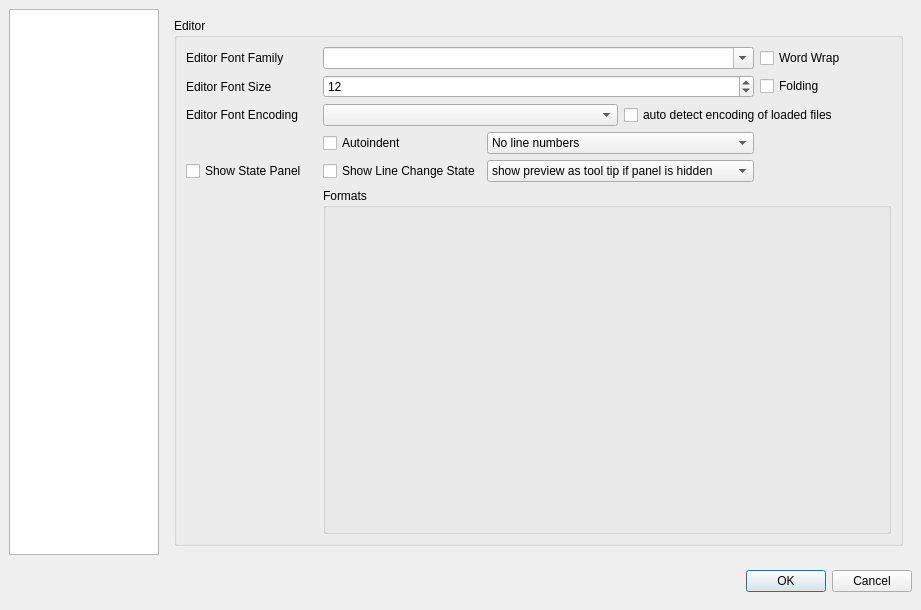
Qt form configdialog.ui (svn2github/texstudio-trunk) before a commit.
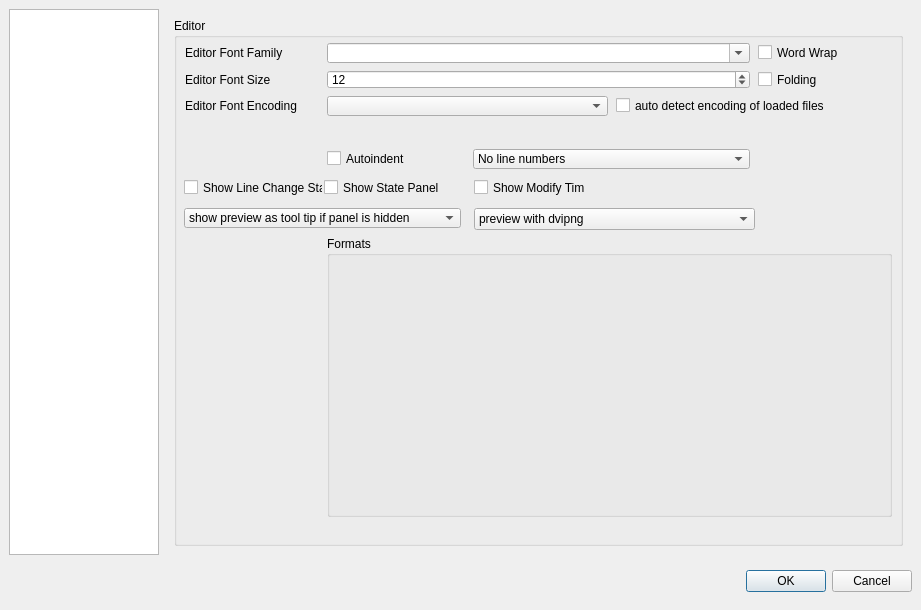
The same form after that commit. The open tabs and pages were chosen to show the change. Icons and pictures are not drawn.

Commit message: added dvips/ghostscript based preview (TODO: bounding box)

Patch:
```diff
--- a/configdialog.ui
+++ b/configdialog.ui
@@ -17,10 +17,22 @@
    <property name="margin">
     <number>9</number>
    </property>
-   <property name="spacing">
+   <property name="topMargin" >
+    <number>9</number>
+   </property>
+   <property name="rightMargin" >
+    <number>9</number>
+   </property>
+   <property name="bottomMargin" >
+    <number>9</number>
+   </property>
+   <property name="horizontalSpacing" >
     <number>6</number>
    </property>
-   <item row="2" column="0">
+   <property name="verticalSpacing" >
+    <number>6</number>
+   </property>
+   <item row="2" column="0" >
     <spacer>
      <property name="orientation">
       <enum>Qt::Vertical</enum>
@@ -246,13 +258,6 @@
             </property>
            </widget>
           </item>
-          <item row="3" column="1">
-           <widget class="QCheckBox" name="checkBoxDisplayModifyTime">
-            <property name="text">
-             <string>Display Modify Time</string>
-            </property>
-           </widget>
-          </item>
          </layout>
         </widget>
        </item>
@@ -712,18 +717,30 @@
        </item>
       </layout>
      </widget>
-     <widget class="QWidget" name="pe">
-      <layout class="QGridLayout">
-       <property name="margin">
+     <widget class="QWidget" name="pe" >
+      <layout class="QGridLayout" >
+       <property name="leftMargin" >
         <number>9</number>
        </property>
-       <property name="spacing">
+       <property name="topMargin" >
+        <number>9</number>
+       </property>
+       <property name="rightMargin" >
+        <number>9</number>
+       </property>
+       <property name="bottomMargin" >
+        <number>9</number>
+       </property>
+       <property name="horizontalSpacing" >
         <number>6</number>
        </property>
-       <item row="1" column="0">
-        <widget class="QGroupBox" name="groupBox_3">
-         <property name="sizePolicy">
-          <sizepolicy hsizetype="Expanding" vsizetype="Expanding">
+       <property name="verticalSpacing" >
+        <number>6</number>
+       </property>
+       <item row="1" column="0" >
+        <widget class="QGroupBox" name="groupBox_3" >
+         <property name="sizePolicy" >
+          <sizepolicy vsizetype="Expanding" hsizetype="Expanding" >
            <horstretch>0</horstretch>
            <verstretch>0</verstretch>
           </sizepolicy>
@@ -731,159 +748,286 @@
          <property name="title">
           <string>Editor</string>
          </property>
-         <layout class="QGridLayout">
-          <item row="0" column="0">
-           <widget class="QLabel" name="labelFamily">
-            <property name="text">
-             <string>Editor Font Family</string>
-            </property>
-           </widget>
+         <widget class="QLabel" name="labelFamily" >
+          <property name="geometry" >
+           <rect>
+            <x>11</x>
+            <y>25</y>
+            <width>134</width>
+            <height>20</height>
+           </rect>
+          </property>
+          <property name="text" >
+           <string>Editor Font Family</string>
+          </property>
+         </widget>
+         <widget class="QComboBox" name="comboBoxFont" >
+          <property name="geometry" >
+           <rect>
+            <x>153</x>
+            <y>25</y>
+            <width>423</width>
+            <height>20</height>
+           </rect>
+          </property>
+          <property name="editable" >
+           <bool>true</bool>
+          </property>
+         </widget>
+         <widget class="QLabel" name="labelSize" >
+          <property name="geometry" >
+           <rect>
+            <x>11</x>
+            <y>52</y>
+            <width>134</width>
+            <height>19</height>
+           </rect>
+          </property>
+          <property name="text" >
+           <string>Editor Font Size</string>
+          </property>
+         </widget>
+         <widget class="QSpinBox" name="spinBoxSize" >
+          <property name="geometry" >
+           <rect>
+            <x>153</x>
+            <y>52</y>
+            <width>423</width>
+            <height>19</height>
+           </rect>
+          </property>
+          <property name="minimum" >
+           <number>1</number>
+          </property>
+          <property name="value" >
+           <number>12</number>
+          </property>
+         </widget>
+         <widget class="QLabel" name="labelEncoding" >
+          <property name="geometry" >
+           <rect>
+            <x>11</x>
+            <y>78</y>
+            <width>134</width>
+            <height>20</height>
+           </rect>
+          </property>
+          <property name="text" >
+           <string>Editor Font Encoding</string>
+          </property>
+         </widget>
+         <widget class="QComboBox" name="comboBoxEncoding" >
+          <property name="geometry" >
+           <rect>
+            <x>153</x>
+            <y>78</y>
+            <width>281</width>
+            <height>20</height>
+           </rect>
+          </property>
+         </widget>
+         <widget class="QCheckBox" name="checkBoxState" >
+          <property name="geometry" >
+           <rect>
+            <x>150</x>
+            <y>160</y>
+            <width>134</width>
+            <height>19</height>
+           </rect>
+          </property>
+          <property name="text" >
+           <string>Show State Panel</string>
+          </property>
+         </widget>
+         <widget class="QCheckBox" name="checkBoxLineState" >
+          <property name="geometry" >
+           <rect>
+            <x>10</x>
+            <y>160</y>
+            <width>139</width>
+            <height>19</height>
+           </rect>
+          </property>
+          <property name="text" >
+           <string>Show Line Change State</string>
+          </property>
+         </widget>
+         <widget class="QGroupBox" name="formatConfigBox" >
+          <property name="geometry" >
+           <rect>
+            <x>153</x>
+            <y>218</y>
+            <width>565</width>
+            <height>281</height>
+           </rect>
+          </property>
+          <property name="sizePolicy" >
+           <sizepolicy vsizetype="MinimumExpanding" hsizetype="Preferred" >
+            <horstretch>0</horstretch>
+            <verstretch>0</verstretch>
+           </sizepolicy>
+          </property>
+          <property name="minimumSize" >
+           <size>
+            <width>0</width>
+            <height>0</height>
+           </size>
+          </property>
+          <property name="baseSize" >
+           <size>
+            <width>0</width>
+            <height>0</height>
+           </size>
+          </property>
+          <property name="title" >
+           <string>Formats</string>
+          </property>
+         </widget>
+         <widget class="QCheckBox" name="checkBoxAutoDetectOnLoad" >
+          <property name="geometry" >
+           <rect>
+            <x>442</x>
+            <y>78</y>
+            <width>276</width>
+            <height>19</height>
+           </rect>
+          </property>
+          <property name="text" >
+           <string>auto detect encoding of loaded files</string>
+          </property>
+         </widget>
+         <widget class="QCheckBox" name="checkBoxAutoIndent" >
+          <property name="geometry" >
+           <rect>
+            <x>153</x>
+            <y>131</y>
+            <width>139</width>
+            <height>19</height>
+           </rect>
+          </property>
+          <property name="text" >
+           <string>Autoindent</string>
+          </property>
+         </widget>
+         <widget class="QCheckBox" name="checkBoxWordwrap" >
+          <property name="geometry" >
+           <rect>
+            <x>584</x>
+            <y>25</y>
+            <width>134</width>
+            <height>19</height>
+           </rect>
+          </property>
+          <property name="text" >
+           <string>Word Wrap</string>
+          </property>
+         </widget>
+         <widget class="QCheckBox" name="checkBoxFolding" >
+          <property name="geometry" >
+           <rect>
+            <x>584</x>
+            <y>52</y>
+            <width>134</width>
+            <height>19</height>
+           </rect>
+          </property>
+          <property name="text" >
+           <string>Folding</string>
+          </property>
+         </widget>
+         <widget class="QComboBox" name="comboBoxPreviewMode" >
+          <property name="geometry" >
+           <rect>
+            <x>10</x>
+            <y>190</y>
+            <width>277</width>
+            <height>20</height>
+           </rect>
+          </property>
+          <item>
+           <property name="text" >
+            <string>show preview as tool tip if panel is hidden</string>
+           </property>
           </item>
-          <item row="0" column="1" colspan="3">
-           <widget class="QComboBox" name="comboBoxFont">
-            <property name="editable">
-             <bool>true</bool>
-            </property>
-           </widget>
+          <item>
+           <property name="text" >
+            <string>always show preview in preview panel</string>
+           </property>
           </item>
-          <item row="1" column="0">
-           <widget class="QLabel" name="labelSize">
-            <property name="text">
-             <string>Editor Font Size</string>
-            </property>
-           </widget>
+          <item>
+           <property name="text" >
+            <string>always show preview as tool tip</string>
+           </property>
           </item>
-          <item row="1" column="1" colspan="3">
-           <widget class="QSpinBox" name="spinBoxSize">
-            <property name="minimum">
-             <number>1</number>
-            </property>
-            <property name="value">
-             <number>12</number>
-            </property>
-           </widget>
+          <item>
+           <property name="text" >
+            <string>always show both</string>
+           </property>
           </item>
-          <item row="2" column="0">
-           <widget class="QLabel" name="labelEncoding">
-            <property name="text">
-             <string>Editor Font Encoding</string>
-            </property>
-           </widget>
+         </widget>
+         <widget class="QComboBox" name="comboboxLineNumbers" >
+          <property name="geometry" >
+           <rect>
+            <x>299</x>
+            <y>131</y>
+            <width>277</width>
+            <height>20</height>
+           </rect>
+          </property>
+          <item>
+           <property name="text" >
+            <string>No line numbers</string>
+           </property>
           </item>
-          <item row="2" column="1" colspan="2">
-           <widget class="QComboBox" name="comboBoxEncoding"/>
+          <item>
+           <property name="text" >
+            <string>Show line numbers</string>
+           </property>
           </item>
-          <item row="5" column="0">
-           <widget class="QCheckBox" name="checkBoxState">
-            <property name="text">
-             <string>Show State Panel</string>
-            </property>
-           </widget>
+          <item>
+           <property name="text" >
+            <string>Show important line numbers</string>
+           </property>
           </item>
-          <item row="5" column="1">
-           <widget class="QCheckBox" name="checkBoxLineState">
-            <property name="text">
-             <string>Show Line Change State</string>
-            </property>
-           </widget>
+         </widget>
+         <widget class="QCheckBox" name="checkBoxDisplayModifyTime" >
+          <property name="geometry" >
+           <rect>
+            <x>300</x>
+            <y>160</y>
+            <width>111</width>
+            <height>19</height>
+           </rect>
+          </property>
+          <property name="text" >
+           <string>Show Modify Time</string>
+          </property>
+         </widget>
+         <widget class="QComboBox" name="comboBoxDvi2PngMode" >
+          <property name="geometry" >
+           <rect>
+            <x>300</x>
+            <y>190</y>
+            <width>281</width>
+            <height>22</height>
+           </rect>
+          </property>
+          <item>
+           <property name="text" >
+            <string>preview with dvipng</string>
+           </property>
           </item>
-          <item row="7" column="1" colspan="4">
-           <widget class="QGroupBox" name="formatConfigBox">
-            <property name="sizePolicy">
-             <sizepolicy hsizetype="Preferred" vsizetype="MinimumExpanding">
-              <horstretch>0</horstretch>
-              <verstretch>0</verstretch>
-             </sizepolicy>
-            </property>
-            <property name="minimumSize">
-             <size>
-              <width>0</width>
-              <height>0</height>
-             </size>
-            </property>
-            <property name="baseSize">
-             <size>
-              <width>0</width>
-              <height>0</height>
-             </size>
-            </property>
-            <property name="title">
-             <string>Formats</string>
-            </property>
-           </widget>
+          <item>
+           <property name="text" >
+            <string>preview with dvipng --follow (parallel)</string>
+           </property>
           </item>
-          <item row="2" column="3" colspan="2">
-           <widget class="QCheckBox" name="checkBoxAutoDetectOnLoad">
-            <property name="text">
-             <string>auto detect encoding of loaded files</string>
-            </property>
-           </widget>
+          <item>
+           <property name="text" >
+            <string>preview with dvips/ghostscript</string>
+           </property>
           </item>
-          <item row="4" column="1">
-           <widget class="QCheckBox" name="checkBoxAutoIndent">
-            <property name="text">
-             <string>Autoindent</string>
-            </property>
-           </widget>
-          </item>
-          <item row="0" column="4">
-           <widget class="QCheckBox" name="checkBoxWordwrap">
-            <property name="text">
-             <string>Word Wrap</string>
-            </property>
-           </widget>
-          </item>
-          <item row="1" column="4">
-           <widget class="QCheckBox" name="checkBoxFolding">
-            <property name="text">
-             <string>Folding</string>
-            </property>
-           </widget>
-          </item>
-          <item row="5" column="2" colspan="2">
-           <widget class="QComboBox" name="comboBoxPreviewMode">
-            <item>
-             <property name="text">
-              <string>show preview as tool tip if panel is hidden</string>
-             </property>
-            </item>
-            <item>
-             <property name="text">
-              <string>always show preview in preview panel</string>
-             </property>
-            </item>
-            <item>
-             <property name="text">
-              <string>always show preview as tool tip</string>
-             </property>
-            </item>
-            <item>
-             <property name="text">
-              <string>always show both</string>
-             </property>
-            </item>
-           </widget>
-          </item>
-          <item row="4" column="2" colspan="2">
-           <widget class="QComboBox" name="comboboxLineNumbers">
-            <item>
-             <property name="text">
-              <string>No line numbers</string>
-             </property>
-            </item>
-            <item>
-             <property name="text">
-              <string>Show line numbers</string>
-             </property>
-            </item>
-            <item>
-             <property name="text">
-              <string>Show important line numbers</string>
-             </property>
-            </item>
-           </widget>
-          </item>
-         </layout>
+         </widget>
         </widget>
        </item>
       </layout>
```
Left out of the diff: 596 changed lines with no effect on the pictures. The commit also changes 3 other files.
